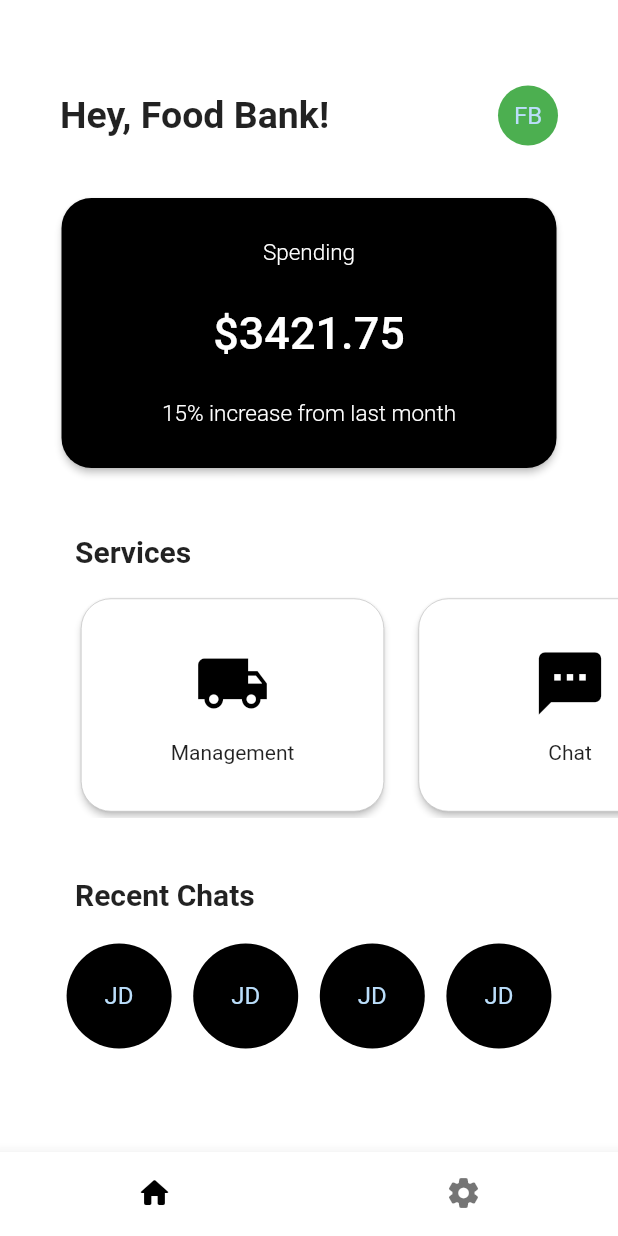
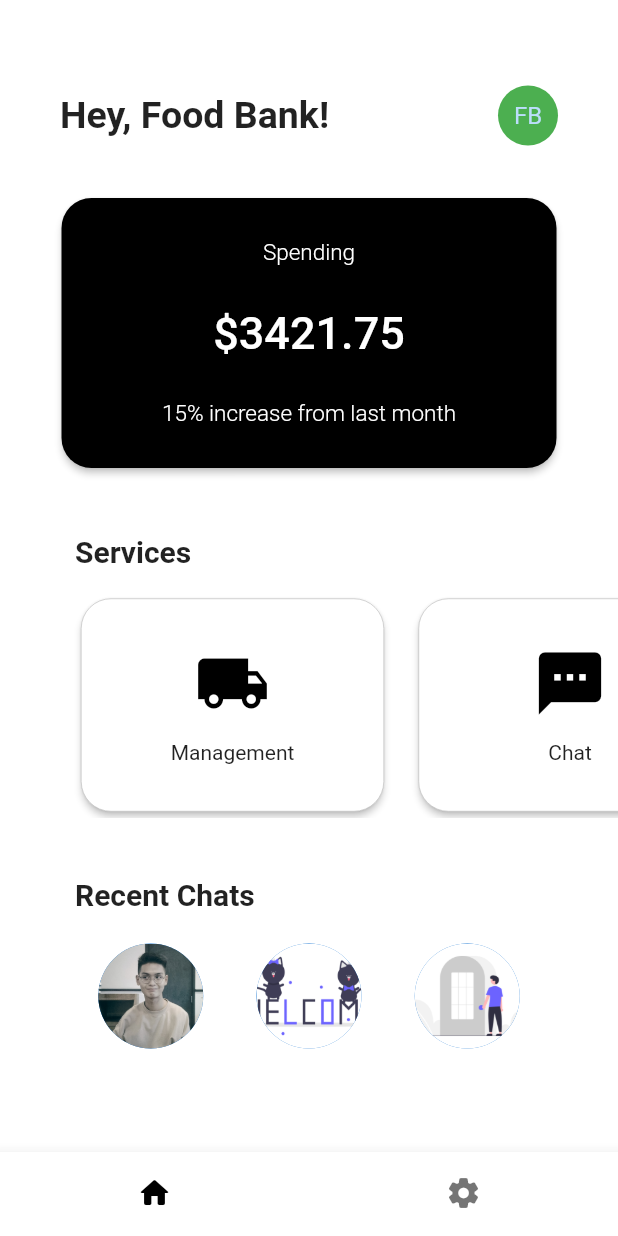
Before and after one commit to torrizing/google-ignite-22-group2, a Flutter app: the screen it shows after launch, on a phone screen of 412 x 824 dp. Run offline on Flutter 3.47's test engine with Material 2 defaults, Android fonts, the phone set to English and light mode, and no system bars; our stand-ins replace equatable, google_maps_flutter.

Commit message:
amended recent chats

```diff
--- a/lib/pages/home_page.dart
+++ b/lib/pages/home_page.dart
@@ -140,26 +140,24 @@ Widget transactionContent() {
       child: Row(
         mainAxisAlignment: MainAxisAlignment.spaceEvenly,
         children: const [
-          CircleAvatar(
-            radius: 35,
-            backgroundColor: Colors.black,
-            child: Text('JD'),
-          ),
-          CircleAvatar(
-            radius: 35,
-            backgroundColor: Colors.black,
-            child: Text('JD'),
-          ),
-          CircleAvatar(
-            radius: 35,
-            backgroundColor: Colors.black,
-            child: Text('JD'),
-          ),
-          CircleAvatar(
-            radius: 35,
-            backgroundColor: Colors.black,
-            child: Text('JD'),
-          )
+          SizedBox(
+              height: 70,
+              width: 70,
+              child: CircleAvatar(
+                backgroundImage: AssetImage('assets/images/joshua.jpeg'),
+              )),
+          SizedBox(
+              height: 70,
+              width: 70,
+              child: CircleAvatar(
+                backgroundImage: AssetImage('assets/images/welcome.png'),
+              )),
+          SizedBox(
+              height: 70,
+              width: 70,
+              child: CircleAvatar(
+                backgroundImage: AssetImage('assets/images/login.png'),
+              ))
         ],
       ));
 }
```
